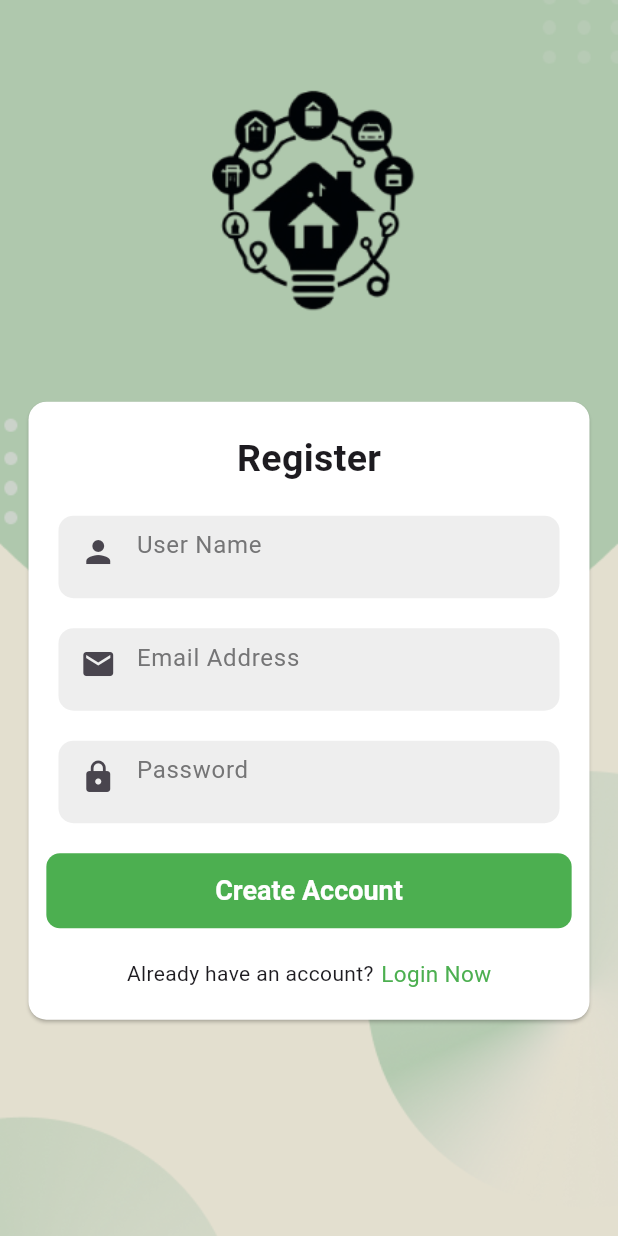
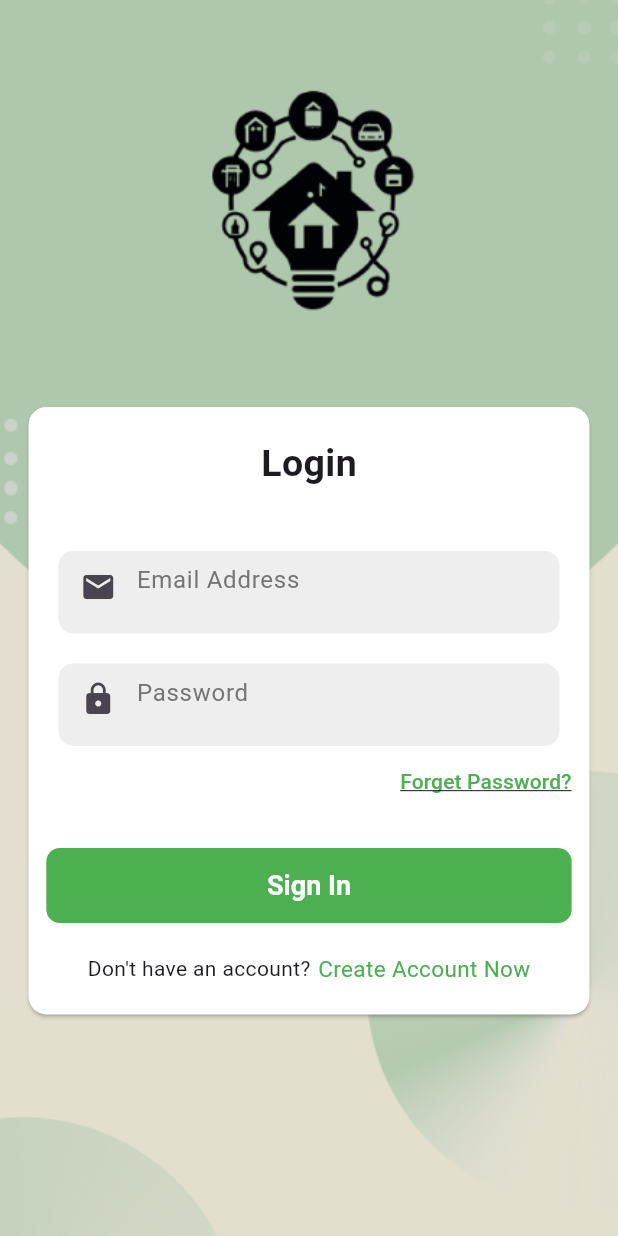
Before and after one commit to med-rami-dev/ekrili, a Flutter app: the screen it shows after launch, on a phone screen of 412 x 824 dp. Run offline on Flutter 3.47's test engine with Material 3 defaults, Android fonts, the phone set to English and light mode, and no system bars; our stand-ins replace go_router.

```diff
--- a/lib/core/utils/app_router.dart
+++ b/lib/core/utils/app_router.dart
@@ -1,5 +1,4 @@
 import 'package:ekrili/features/auth/presentation/view/login_view.dart';
-import 'package:ekrili/features/auth/presentation/view/register_view.dart';
 import 'package:flutter/material.dart';
 import 'package:go_router/go_router.dart';
 
@@ -12,8 +11,7 @@ abstract class AppRouter {
   static final router = GoRouter(routes: [
     GoRoute(
       path: initial,
-      pageBuilder: (context, state) =>
-          const MaterialPage(child: RegisterView()),
+      pageBuilder: (context, state) => const MaterialPage(child: LoginView()),
     ),
   ]);
 }
--- a/lib/features/auth/presentation/view/widgets/custom_text_field.dart
+++ b/lib/features/auth/presentation/view/widgets/custom_text_field.dart
@@ -61,7 +61,7 @@ class _CustomTextFieldState extends State<CustomTextField> {
         onFieldSubmitted: widget.onSubmitted,
         onChanged: (value) {
           setState(() {
-            isEditing = true;
+            isEditing = value.isNotEmpty;
           });
         },
         decoration: InputDecoration(
--- a/lib/features/auth/presentation/view/widgets/login_body.dart
+++ b/lib/features/auth/presentation/view/widgets/login_body.dart
@@ -26,7 +26,7 @@ class LoginViewBodyW extends StatelessWidget {
                   SizedBox(height: ScreenSize.screenHeight * 0.15),
                   LoginRegisterW(
                     formTitle: 'Login',
-                    buttonText: 'Login',
+                    buttonText: 'Sign In',
                     subButtonText: 'Forget Password?',
                     isRegister: false,
                     buttonColor: Colors.green,
@@ -35,7 +35,7 @@ class LoginViewBodyW extends StatelessWidget {
                     actionText: '',
                     forgetPasswordOnPressed: () {},
                     onPressed: () {},
-                    thirdText: 'Create Account',
+                    thirdText: 'Create Account Now',
                     beforeThirdText: 'Don\'t have an account?',
                     thirdTextOnPressed: () {},
                   ),
--- a/lib/features/auth/presentation/view/widgets/login_register_widget.dart
+++ b/lib/features/auth/presentation/view/widgets/login_register_widget.dart
@@ -8,7 +8,7 @@ class LoginRegisterW extends StatefulWidget {
       {super.key,
       required this.formTitle,
       required this.buttonText,
-      required this.subButtonText,
+      this.subButtonText = '',
       required this.isRegister,
       this.buttonColor = Colors.blue,
       required this.emailController,
@@ -26,7 +26,7 @@ class LoginRegisterW extends StatefulWidget {
   final Function() thirdTextOnPressed;
   final String actionText;
   final String buttonText;
-  final String subButtonText;
+  final String? subButtonText;
   final Function() onPressed;
   final Function()? forgetPasswordOnPressed;
   final bool isRegister;
--- a/lib/features/auth/presentation/view/widgets/register_body.dart
+++ b/lib/features/auth/presentation/view/widgets/register_body.dart
@@ -25,13 +25,14 @@ class RegisterViewBodyW extends StatelessWidget {
                 children: [
                   SizedBox(height: ScreenSize.screenHeight * 0.15),
                   LoginRegisterW(
-                    formTitle: 'Register',
-                    buttonText: 'Create Account',
-                    subButtonText: 'null text',
+                    formTitle: 'Create Account',
+                    buttonText: 'Sign Up',
                     isRegister: true,
                     buttonColor: Colors.green,
-                    emailController: TextEditingController(),
-                    passwordController: TextEditingController(),
+                    emailController:
+                        TextEditingController(), // ? Change This With Your email Controller
+                    passwordController:
+                        TextEditingController(), // ? Change This With Your Password Controller
                     actionText: '',
                     forgetPasswordOnPressed: () {},
                     onPressed: () {},
```
Also changed, not shown: lib/features/home/presentation/view/home_view.dart (added, +15 -0 lines), lib/features/home/presentation/view/widgets/home_body.dart (added, +14 -0 lines).
